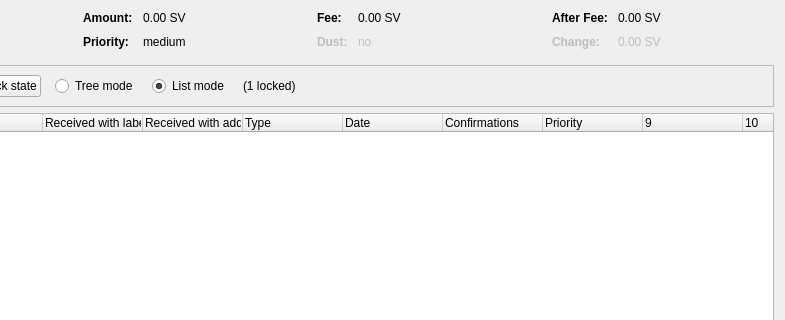
The window that src/qt/forms/coincontroldialog.ui (ZyX7/schain) describes before a commit, drawn with Qt 5; both pictures show x 169 to 954 and y 0 to 320 of the 954 by 500 pixel window.
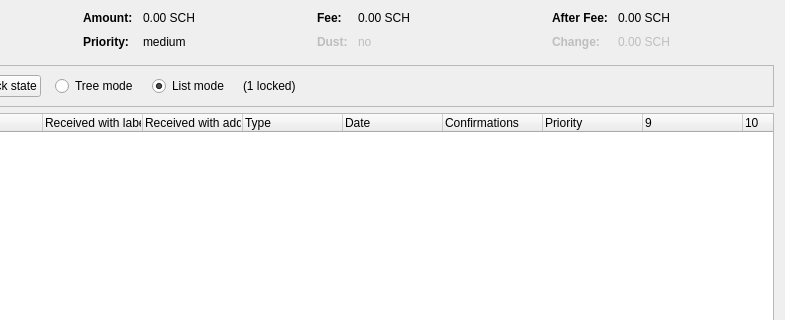
The same window after the commit. Custom widgets are drawn as their Qt base class.

Diff of the .ui file:
```diff
--- a/src/qt/forms/coincontroldialog.ui
+++ b/src/qt/forms/coincontroldialog.ui
@@ -132,7 +132,7 @@
           <enum>Qt::ActionsContextMenu</enum>
          </property>
          <property name="text">
-          <string notr="true">0.00 SV</string>
+          <string notr="true">0.00 SCH</string>
          </property>
          <property name="textInteractionFlags">
           <set>Qt::LinksAccessibleByMouse|Qt::TextSelectableByKeyboard|Qt::TextSelectableByMouse</set>
@@ -206,7 +206,7 @@
           <enum>Qt::ActionsContextMenu</enum>
          </property>
          <property name="text">
-          <string notr="true">0.00 SV</string>
+          <string notr="true">0.00 SCH</string>
          </property>
          <property name="textInteractionFlags">
           <set>Qt::LinksAccessibleByMouse|Qt::TextSelectableByKeyboard|Qt::TextSelectableByMouse</set>
@@ -286,7 +286,7 @@
           <enum>Qt::ActionsContextMenu</enum>
          </property>
          <property name="text">
-          <string notr="true">0.00 SV</string>
+          <string notr="true">0.00 SCH</string>
          </property>
          <property name="textInteractionFlags">
           <set>Qt::LinksAccessibleByMouse|Qt::TextSelectableByKeyboard|Qt::TextSelectableByMouse</set>
@@ -321,7 +321,7 @@
           <enum>Qt::ActionsContextMenu</enum>
          </property>
          <property name="text">
-          <string notr="true">0.00 SV</string>
+          <string notr="true">0.00 SCH</string>
          </property>
          <property name="textInteractionFlags">
           <set>Qt::LinksAccessibleByMouse|Qt::TextSelectableByKeyboard|Qt::TextSelectableByMouse</set>
```
